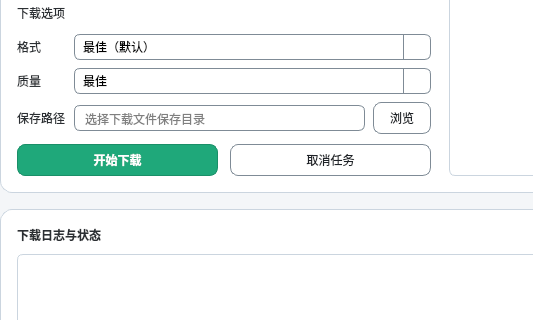
Harland-Liwalit/qSrtTool, file src/Modules/Downloder/videodownloader.ui: the form before one commit; both pictures show x 0 to 533 and y 131 to 451 of the 880 by 620 pixel window.
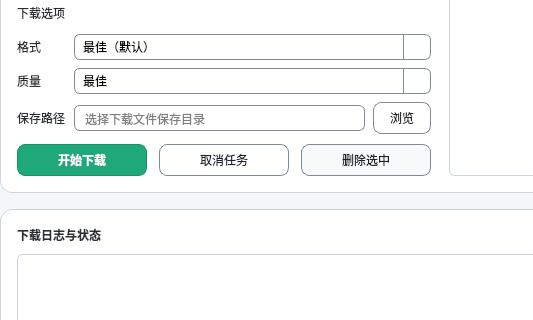
The form after the commit. Icons and pictures are not drawn.

The edit to the form file:
```diff
--- a/src/Modules/Downloder/videodownloader.ui
+++ b/src/Modules/Downloder/videodownloader.ui
@@ -290,6 +290,13 @@
               </property>
              </widget>
             </item>
+            <item>
+             <widget class="QPushButton" name="deleteButton">
+              <property name="text">
+               <string>删除选中</string>
+              </property>
+             </widget>
+            </item>
            </layout>
           </item>
          </layout>
```
